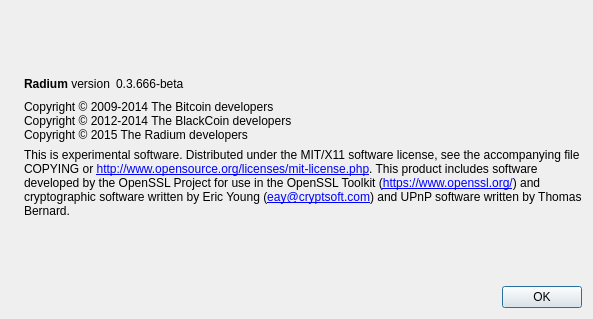
Before: the Qt Designer form src/qt/forms/aboutdialog.ui in tm2013/Radium, drawn with Qt 5.
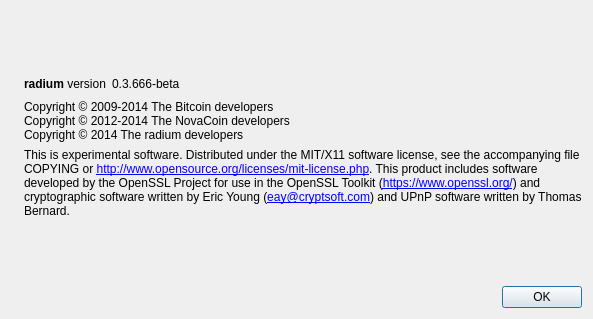
After: the same form once the commit is applied. Icons and pictures are not drawn.

Diff of the .ui file:
```diff
--- a/src/qt/forms/aboutdialog.ui
+++ b/src/qt/forms/aboutdialog.ui
@@ -50,7 +50,7 @@
           <cursorShape>IBeamCursor</cursorShape>
          </property>
          <property name="text">
-          <string>&lt;b&gt;Radium&lt;/b&gt; version</string>
+          <string>&lt;b&gt;radium&lt;/b&gt; version</string>
          </property>
          <property name="textInteractionFlags">
           <set>Qt::LinksAccessibleByMouse|Qt::TextSelectableByKeyboard|Qt::TextSelectableByMouse</set>
@@ -92,8 +92,8 @@
        </property>
        <property name="text">
         <string>Copyright © 2009-2014 The Bitcoin developers
-Copyright © 2012-2014 The BlackCoin developers
-Copyright © 2015 The Radium developers</string>
+Copyright © 2012-2014 The NovaCoin developers
+Copyright © 2014 The radium developers</string>
        </property>
        <property name="textInteractionFlags">
         <set>Qt::LinksAccessibleByMouse|Qt::TextSelectableByKeyboard|Qt::TextSelectableByMouse</set>
```
Left out of the diff: 2 changed lines with no effect on the pictures.
